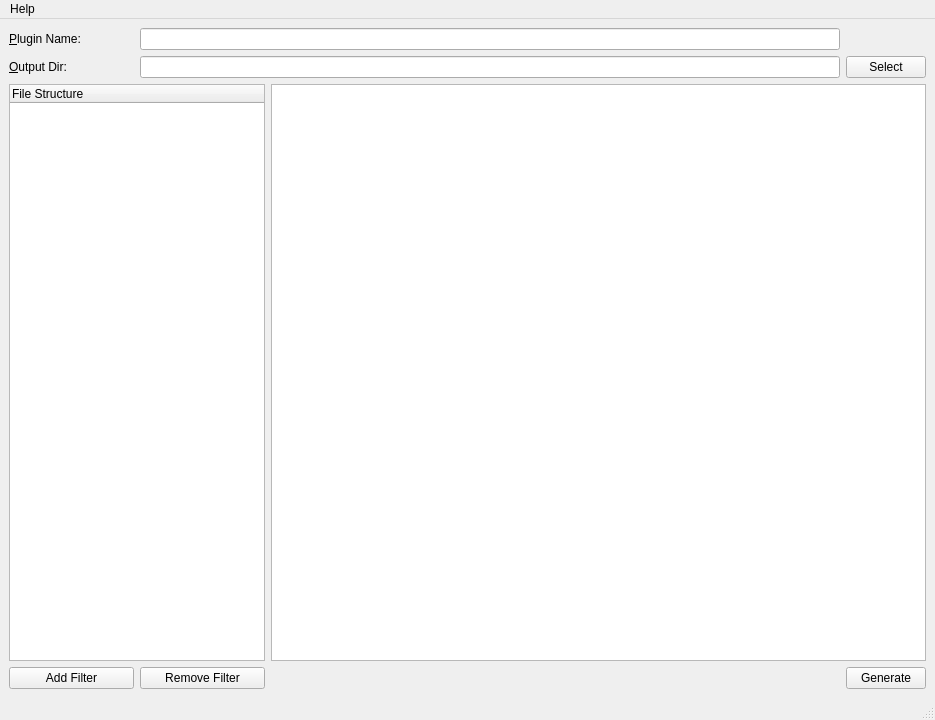
Before: the Qt Designer form Source/Applications/PluginMaker/UI_Files/PluginMaker.ui in BlueQuartzSoftware/DREAM3D, drawn with Qt 5.
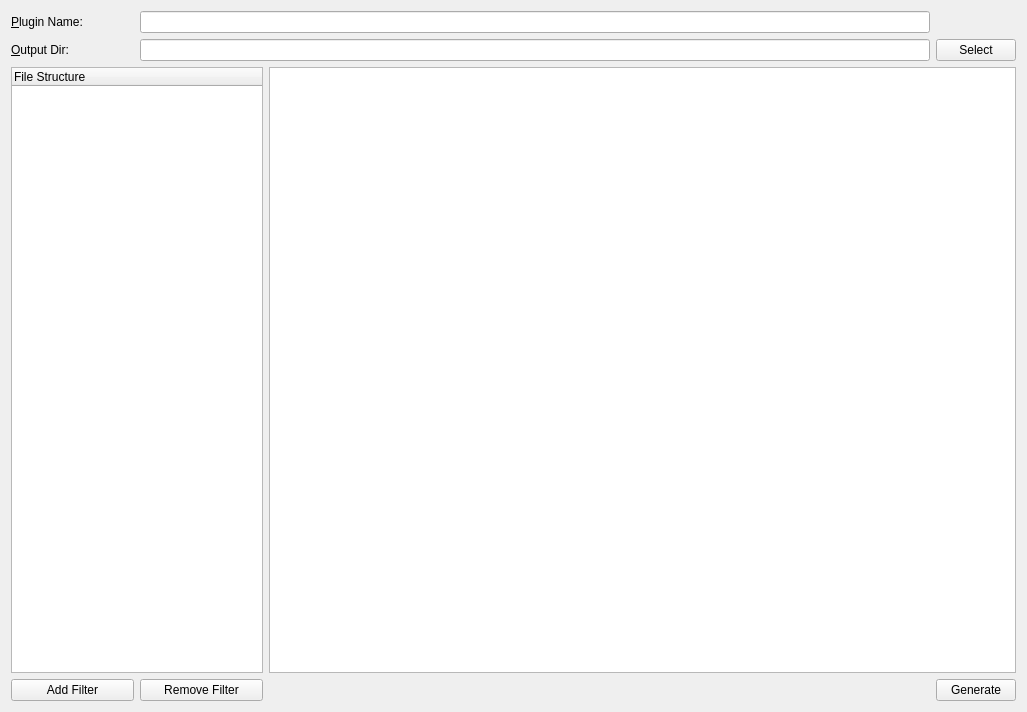
After: the same form once the commit is applied. Icons and pictures are not drawn. Custom widgets are drawn as their Qt base class.

Commit message:
Put PluginMaker and FilterMaker into the same window with a tabbed interface.
updates #318.

```diff
--- a/Source/Applications/PluginMaker/UI_Files/PluginMaker.ui
+++ b/Source/Applications/PluginMaker/UI_Files/PluginMaker.ui
@@ -1,41 +1,19 @@
 <?xml version="1.0" encoding="UTF-8"?>
 <ui version="4.0">
  <class>PluginMaker</class>
- <widget class="QMainWindow" name="PluginMaker">
-  <property name="windowModality">
-   <enum>Qt::NonModal</enum>
-  </property>
+ <widget class="QWidget" name="PluginMaker">
   <property name="geometry">
    <rect>
     <x>0</x>
     <y>0</y>
-    <width>935</width>
-    <height>720</height>
+    <width>1027</width>
+    <height>712</height>
    </rect>
   </property>
-  <property name="sizePolicy">
-   <sizepolicy hsizetype="Preferred" vsizetype="Preferred">
-    <horstretch>0</horstretch>
-    <verstretch>0</verstretch>
-   </sizepolicy>
-  </property>
-  <property name="minimumSize">
-   <size>
-    <width>0</width>
-    <height>0</height>
-   </size>
-  </property>
-  <property name="maximumSize">
-   <size>
-    <width>16777215</width>
-    <height>16777215</height>
-   </size>
-  </property>
   <property name="windowTitle">
    <string>DREAM3D PluginMaker</string>
   </property>
-  <widget class="QWidget" name="centralwidget">
-   <layout class="QGridLayout" name="widgetLayout">
+  <layout class="QGridLayout" name="gridLayout">
     <item row="0" column="0">
      <widget class="QLabel" name="nameLabel">
       <property name="text">
@@ -46,7 +24,7 @@
       </property>
      </widget>
     </item>
-    <item row="0" column="1" colspan="3">
+   <item row="0" column="1" colspan="2">
      <widget class="QLineEdit" name="m_PluginName"/>
     </item>
     <item row="1" column="0">
@@ -59,10 +37,10 @@
       </property>
      </widget>
     </item>
-    <item row="1" column="1" colspan="3">
+   <item row="1" column="1" colspan="2">
      <widget class="QFSDropLineEdit" name="m_OutputDir"/>
     </item>
-    <item row="1" column="4">
+   <item row="1" column="3">
      <widget class="QPushButton" name="selectButton">
       <property name="text">
        <string>Select</string>
@@ -81,7 +59,7 @@
       </column>
      </widget>
     </item>
-    <item row="2" column="2" colspan="3">
+   <item row="2" column="2" colspan="2">
      <widget class="QTextEdit" name="m_fileEditor">
       <property name="readOnly">
        <bool>true</bool>
@@ -122,19 +100,6 @@
       </property>
      </widget>
     </item>
-    <item row="3" column="4">
-     <widget class="QPushButton" name="generateButton">
-      <property name="sizePolicy">
-       <sizepolicy hsizetype="Preferred" vsizetype="Preferred">
-        <horstretch>0</horstretch>
-        <verstretch>0</verstretch>
-       </sizepolicy>
-      </property>
-      <property name="text">
-       <string>Generate</string>
-      </property>
-     </widget>
-    </item>
     <item row="3" column="2">
      <spacer name="horizontalSpacer">
       <property name="orientation">
@@ -142,44 +107,27 @@
       </property>
       <property name="sizeHint" stdset="0">
        <size>
-        <width>40</width>
+       <width>663</width>
         <height>20</height>
        </size>
       </property>
      </spacer>
     </item>
-   </layout>
-  </widget>
-  <widget class="QMenuBar" name="menubar">
-   <property name="geometry">
-    <rect>
-     <x>0</x>
-     <y>0</y>
-     <width>935</width>
-     <height>26</height>
-    </rect>
-   </property>
-   <widget class="QMenu" name="menuHelp">
-    <property name="title">
-     <string>Help</string>
-    </property>
-    <addaction name="actionPlugin_Maker_Help"/>
-    <addaction name="actionAbout"/>
-   </widget>
-   <addaction name="menuHelp"/>
-  </widget>
-  <widget class="QStatusBar" name="statusbar"/>
-  <action name="actionPlugin_Maker_Help">
-   <property name="text">
-    <string>Plugin Maker Help</string>
-   </property>
-  </action>
-  <action name="actionAbout">
-   <property name="text">
-    <string>About</string>
-   </property>
-  </action>
- </widget>
+   <item row="3" column="3">
+    <widget class="QPushButton" name="generateButton">
+     <property name="sizePolicy">
+      <sizepolicy hsizetype="Preferred" vsizetype="Preferred">
+       <horstretch>0</horstretch>
+       <verstretch>0</verstretch>
+      </sizepolicy>
+     </property>
+     <property name="text">
+      <string>Generate</string>
+     </property>
+    </widget>
+   </item>
+  </layout>
+ </widget>
  <customwidgets>
   <customwidget>
    <class>QFSDropLineEdit</class>
```
Left out of the diff: 11 changed lines with no effect on the pictures. Lines whose indentation alone changed are shown as unchanged. The commit also changes 9 other files.
